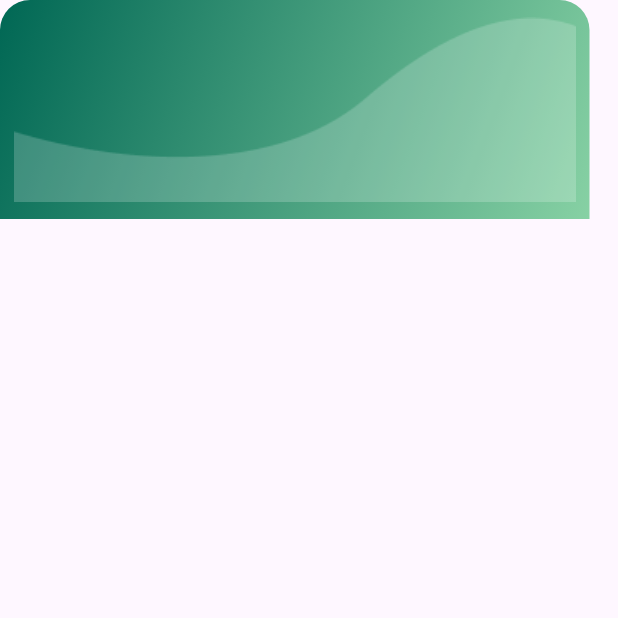
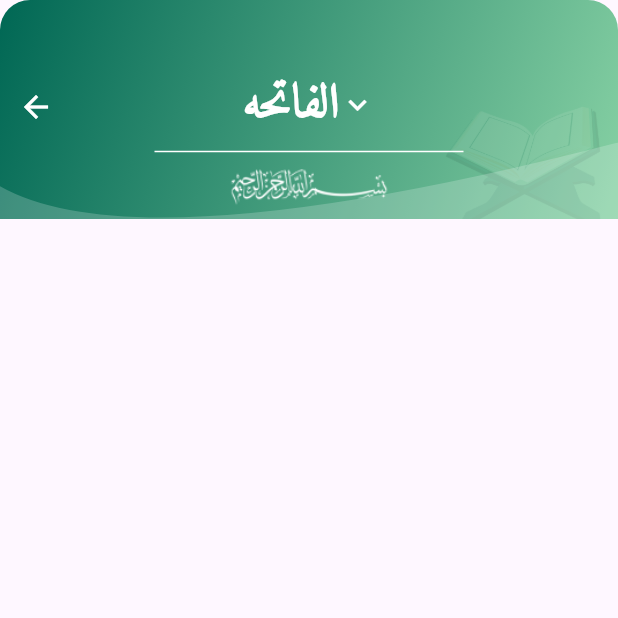
Before and after one commit to fouadsalama/Quran, a Flutter app: the screen it shows after launch, after a tap on an icon or button, on a phone screen of 412 x 824 dp, the top half of it. Run offline on Flutter 3.47's test engine with Material 3 defaults, Android fonts, the phone set to English and light mode, and no system bars; our stand-ins replace gap, go_router, google_fonts.

Commit message:
create app bar surah details

```diff
--- a/lib/core/utils/app_assets.dart
+++ b/lib/core/utils/app_assets.dart
@@ -1,5 +1,5 @@
 class AppAssets {
   static const logo = 'assets/images/LOGO.png';
   static const star = 'assets/images/star.png';
-  static const shadow = 'assets/images/shadow.png';
+  static const bismillah = 'assets/images/bismillah-preview.png';
 }
--- a/lib/features/home/presentation/views/widgets/custom_last_read_details.dart
+++ b/lib/features/home/presentation/views/widgets/custom_last_read_details.dart
@@ -1,4 +1,5 @@
 import 'package:flutter/material.dart';
+import 'package:gap/gap.dart';
 import 'package:google_fonts/google_fonts.dart';
 
 import '../../../../../core/utils/styles.dart';
@@ -20,19 +21,19 @@ class CustomLastReadDetails extends StatelessWidget {
             textStyle: Styles.textStyle12,
           ),
         ),
-        const SizedBox(height: 11),
+        const Gap(11),
         const Text(
           'الفاتحه',
           style: Styles.textStyle24,
         ),
-        const SizedBox(height: 3),
+        const Gap(3),
         Text(
           'Ayah no. 1',
           style: GoogleFonts.inter(
             textStyle: Styles.textStyle12,
           ),
         ),
-        const SizedBox(height: 14),
+        const Gap(14),
         const CustomReadButton(),
       ],
     );
--- a/lib/features/home/presentation/views/widgets/home_view_body.dart
+++ b/lib/features/home/presentation/views/widgets/home_view_body.dart
@@ -14,12 +14,6 @@ class HomeViewBody extends StatelessWidget {
           const SizedBox(height: 45),
           const LastReadQuran(),
           const SizedBox(height: 35),
-          // Text(
-          //   'Surah',
-          //   style: GoogleFonts.montserrat(
-          //     textStyle: Styles.textStyle16,
-          //   ),
-          // ),
           Expanded(
             child: ListView.builder(
               itemCount: 10,
--- a/lib/features/home/presentation/views/widgets/last_read_quran.dart
+++ b/lib/features/home/presentation/views/widgets/last_read_quran.dart
@@ -1,4 +1,5 @@
 import 'package:flutter/material.dart';
+import 'package:islamic_app/Features/surah/presentation/views/widgets/custom_shadow.dart';
 import 'package:islamic_app/core/utils/app_assets.dart';
 import 'custom_last_read_details.dart';
 
@@ -9,7 +10,9 @@ class LastReadQuran extends StatelessWidget {
 
   @override
   Widget build(BuildContext context) {
-    return Container(
+    return Stack(
+      children: [
+        Container(
           height: 170,
           width: 345,
           decoration: BoxDecoration(
@@ -23,28 +26,30 @@ class LastReadQuran extends StatelessWidget {
               end: Alignment.bottomRight,
             ),
             borderRadius: BorderRadius.circular(23),
-        image: const DecorationImage(
-          fit: BoxFit.cover,
-          image: AssetImage(
-            AppAssets.shadow,
           ),
-        ),
-      ),
-      child: Row(
-        mainAxisAlignment: MainAxisAlignment.spaceBetween,
-        children: [
-          const Padding(
+          child: const Padding(
             padding: EdgeInsets.only(
               left: 27,
               top: 26,
             ),
             child: CustomLastReadDetails(),
           ),
-          Expanded(
-            child: Image.asset(AppAssets.logo),
+        ),
+        const CustomShadow(),
+        Positioned(
+          left: MediaQuery.of(context).size.width * 0.5,
+          top: 47,
+          right: 5,
+          child: SizedBox(
+            width: 132.62,
+            height: 117.46,
+            child: Image.asset(
+              AppAssets.logo,
+              scale: 2.5,
+            ),
+          ),
         ),
       ],
-      ),
     );
   }
 }
--- /dev/null
+++ b/lib/features/surah/presentation/views/widgets/custom_box_details.dart
@@ -0,0 +1,50 @@
+import 'package:flutter/material.dart';
+import 'package:gap/gap.dart';
+
+import '../../../../../core/utils/app_assets.dart';
+import '../../../../../core/utils/styles.dart';
+
+class CustomBoxDetails extends StatelessWidget {
+  const CustomBoxDetails({
+    super.key,
+  });
+
+  @override
+  Widget build(BuildContext context) {
+    return Column(
+      mainAxisAlignment: MainAxisAlignment.center,
+      children: [
+        Padding(
+          padding: const EdgeInsets.only(top: 47),
+          child: Row(
+            mainAxisAlignment: MainAxisAlignment.center,
+            children: [
+              Text(
+                'الفاتحه',
+                style: Styles.textStyle24.copyWith(
+                  fontSize: 32,
+                ),
+              ),
+              const Icon(
+                Icons.expand_more,
+                color: Colors.white,
+              )
+            ],
+          ),
+        ),
+        const Padding(
+          padding: EdgeInsets.symmetric(horizontal: 103),
+          child: Divider(
+            color: Colors.white,
+          ),
+        ),
+        Expanded(
+          child: Image.asset(
+            AppAssets.bismillah,
+          ),
+        ),
+        const Gap(7),
+      ],
+    );
+  }
+}
--- /dev/null
+++ b/lib/features/surah/presentation/views/widgets/custom_shadow.dart
@@ -0,0 +1,43 @@
+import 'package:flutter/material.dart';
+
+class CustomShadow extends StatelessWidget {
+  const CustomShadow({
+    super.key,
+  });
+
+  @override
+  Widget build(BuildContext context) {
+    return Positioned(
+      top: 95,
+      left: -30,
+      right: 0,
+      child: ClipPath(
+        clipper: CurvedShapeClipper(),
+        child: Container(
+          height: 100, // Adjust the height of the curved overlay
+          decoration: BoxDecoration(
+            color: Colors.white.withOpacity(0.2),
+          ),
+        ),
+      ),
+    );
+  }
+}
+
+class CurvedShapeClipper extends CustomClipper<Path> {
+  @override
+  Path getClip(Size size) {
+    final path = Path();
+    path.moveTo(0, 0);
+    path.quadraticBezierTo(size.width / 8, 100, size.width, 0);
+    path.lineTo(size.width, size.height);
+    path.lineTo(0, size.height);
+    path.close();
+    return path;
+  }
+
+  @override
+  bool shouldReclip(CustomClipper<Path> oldClipper) {
+    return false;
+  }
+}
--- a/lib/features/surah/presentation/views/widgets/surah_details_view_body.dart
+++ b/lib/features/surah/presentation/views/widgets/surah_details_view_body.dart
@@ -1,34 +1,15 @@
 import 'package:flutter/material.dart';
-import 'package:islamic_app/core/utils/app_assets.dart';
+
+import 'surah_name_section.dart';
 
 class SurahDetailsViewBody extends StatelessWidget {
   const SurahDetailsViewBody({super.key});
 
   @override
   Widget build(BuildContext context) {
-    return Column(
+    return const Column(
       children: [
-        Container(
-          width: 393,
-          height: 146,
-          decoration: const BoxDecoration(
-            gradient: LinearGradient(
-              colors: [
-                Color(0xff006754),
-                Color(0xff87D1A4),
-              ],
-              begin: Alignment.topLeft,
-              end: Alignment.bottomRight,
-            ),
-            borderRadius: BorderRadius.only(
-              topLeft: Radius.circular(20),
-              topRight: Radius.circular(20),
-            ),
-            image: DecorationImage(
-              image: AssetImage(AppAssets.shadow),
-            ),
-          ),
-        ),
+        SurahNameSection(),
       ],
     );
   }
--- /dev/null
+++ b/lib/features/surah/presentation/views/widgets/surah_name_section.dart
@@ -0,0 +1,60 @@
+import 'package:flutter/material.dart';
+import 'package:go_router/go_router.dart';
+
+import '../../../../../core/utils/app_assets.dart';
+import 'custom_box_details.dart';
+import 'custom_shadow.dart';
+
+class SurahNameSection extends StatelessWidget {
+  const SurahNameSection({
+    super.key,
+  });
+
+  @override
+  Widget build(BuildContext context) {
+    return Stack(
+      children: [
+        Container(
+          height: 146,
+          width: double.infinity,
+          decoration: const BoxDecoration(
+            gradient: LinearGradient(
+              colors: [
+                Color(0xff006754),
+                Color(0xff87D1A4),
+              ],
+              begin: Alignment.topLeft,
+              end: Alignment.bottomRight,
+            ),
+            borderRadius: BorderRadius.only(
+              topLeft: Radius.circular(20),
+              topRight: Radius.circular(20),
+            ),
+            image: DecorationImage(
+              opacity: 0.1,
+              scale: 2.8,
+              alignment: FractionalOffset(1, 1.7),
+              image: AssetImage(
+                AppAssets.logo,
+              ),
+            ),
+          ),
+          child: const CustomBoxDetails(),
+        ),
+        Padding(
+          padding: const EdgeInsets.only(top: 47),
+          child: IconButton(
+            onPressed: () {
+              GoRouter.of(context).pop();
+            },
+            icon: const Icon(
+              Icons.arrow_back,
+              color: Colors.white,
+            ),
+          ),
+        ),
+        const CustomShadow(),
+      ],
+    );
+  }
+}
--- a/pubspec.yaml
+++ b/pubspec.yaml
@@ -31,6 +31,7 @@ dependencies:
   cupertino_icons: ^1.0.2
   flutter:
     sdk: flutter
+  gap: ^3.0.1
   go_router: ^12.1.1
   google_fonts: ^6.1.0
 
```
Also changed, not shown: assets/images/bismillah-preview.png (added), assets/images/shadow.png (deleted), pubspec.lock. Lines whose indentation alone changed are shown as unchanged.
